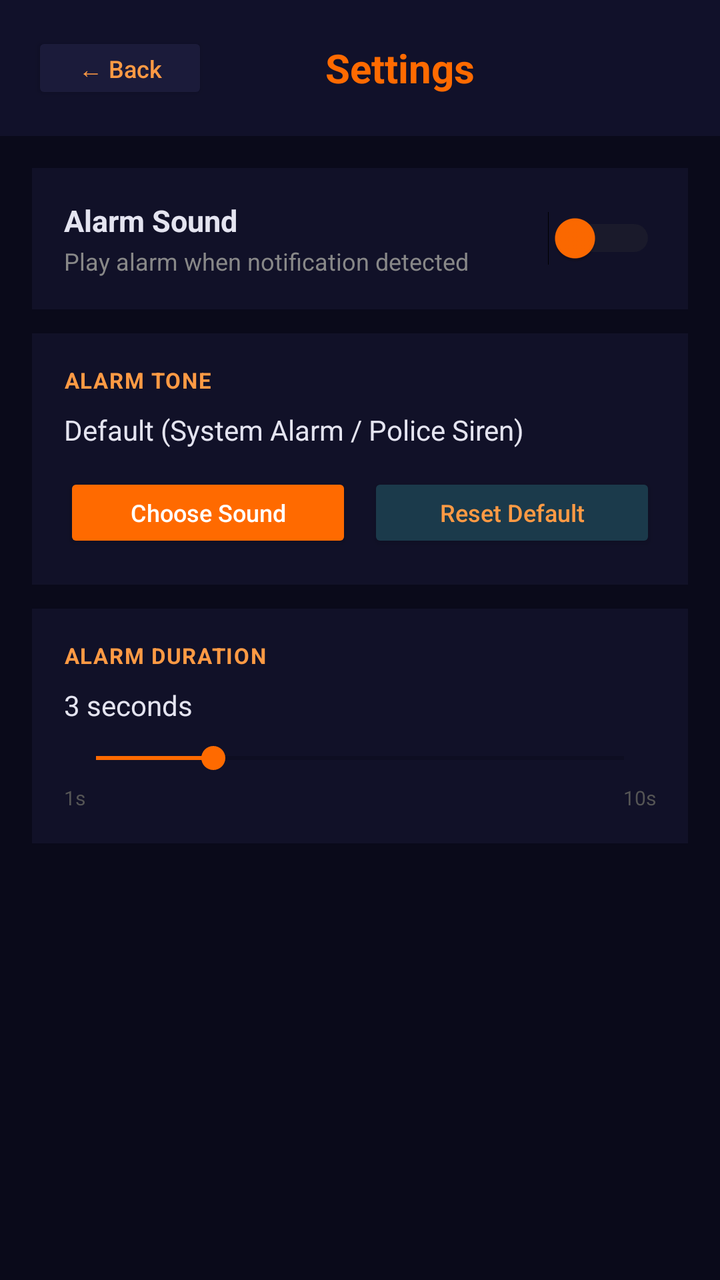
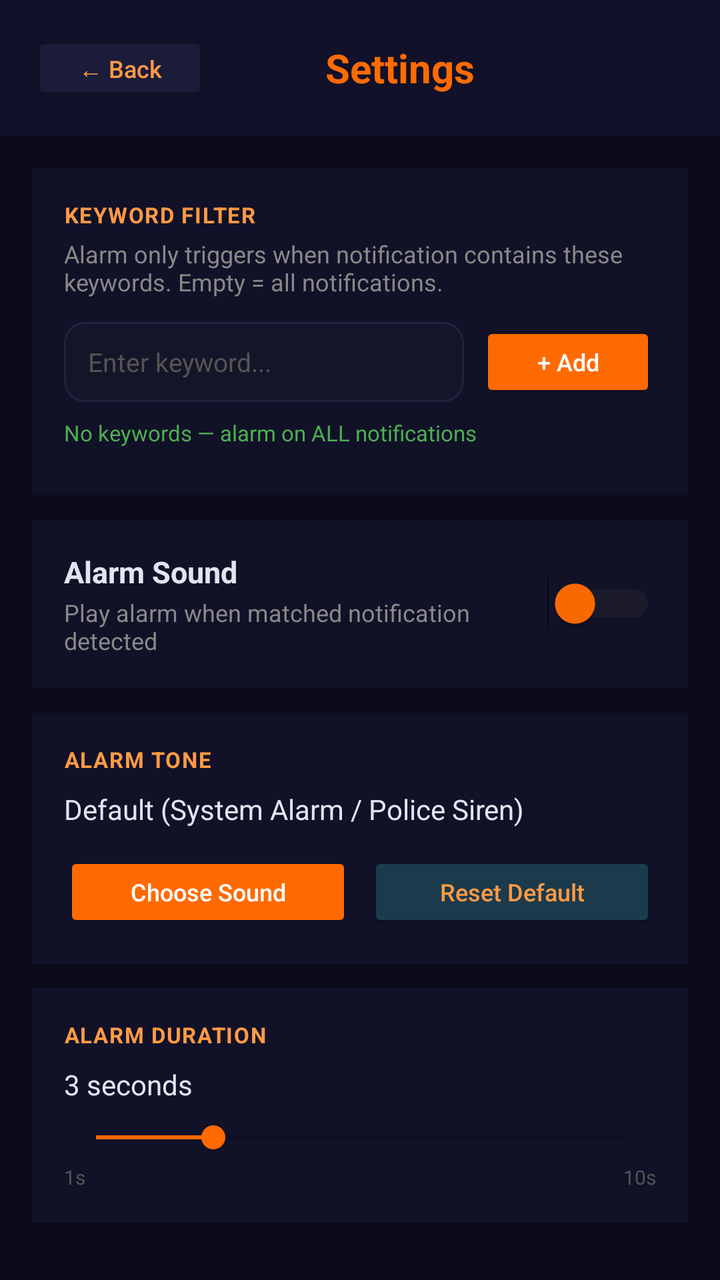

Two renders of the same Android screen: before a commit and after it. Below are the layout's source before the change and the commit's diff.
<!-- AndroidManifest.xml: application theme AppTheme -->
<!-- res/layout/activity_settings.xml -->
<?xml version="1.0" encoding="utf-8"?>
<LinearLayout xmlns:android="http://schemas.android.com/apk/res/android"
    android:layout_width="match_parent"
    android:layout_height="match_parent"
    android:orientation="vertical"
    android:background="#0A0A1A">

    
    <LinearLayout
        android:layout_width="match_parent"
        android:layout_height="wrap_content"
        android:orientation="horizontal"
        android:gravity="center_vertical"
        android:padding="16dp"
        android:background="#11112A">

        <Button
            android:id="@+id/btnBack"
            android:layout_width="wrap_content"
            android:layout_height="36dp"
            android:text="← Back"
            android:textSize="12sp"
            android:textAllCaps="false"
            android:backgroundTint="#1B1B3A"
            android:textColor="#FF9A44"
            android:paddingStart="12dp"
            android:paddingEnd="12dp" />

        <TextView
            android:layout_width="0dp"
            android:layout_height="wrap_content"
            android:layout_weight="1"
            android:text="Settings"
            android:textSize="20sp"
            android:textStyle="bold"
            android:textColor="#FF6A00"
            android:gravity="center"
            android:layout_marginEnd="48dp" />
    </LinearLayout>

    <ScrollView
        android:layout_width="match_parent"
        android:layout_height="match_parent"
        android:padding="16dp">

        <LinearLayout
            android:layout_width="match_parent"
            android:layout_height="wrap_content"
            android:orientation="vertical">

            
            <LinearLayout
                android:layout_width="match_parent"
                android:layout_height="wrap_content"
                android:orientation="horizontal"
                android:gravity="center_vertical"
                android:background="#111128"
                android:padding="16dp"
                android:layout_marginBottom="12dp">

                <LinearLayout
                    android:layout_width="0dp"
                    android:layout_height="wrap_content"
                    android:layout_weight="1"
                    android:orientation="vertical">

                    <TextView
                        android:layout_width="wrap_content"
                        android:layout_height="wrap_content"
                        android:text="Alarm Sound"
                        android:textSize="15sp"
                        android:textStyle="bold"
                        android:textColor="#E4E4F0" />

                    <TextView
                        android:layout_width="wrap_content"
                        android:layout_height="wrap_content"
                        android:text="Play alarm when notification detected"
                        android:textSize="12sp"
                        android:textColor="#888888"
                        android:layout_marginTop="2dp" />
                </LinearLayout>

                <Switch
                    android:id="@+id/switchAlarm"
                    android:layout_width="wrap_content"
                    android:layout_height="wrap_content"
                    android:thumbTint="#FF6A00"
                    android:trackTint="#333333" />
            </LinearLayout>

            
            <LinearLayout
                android:layout_width="match_parent"
                android:layout_height="wrap_content"
                android:orientation="vertical"
                android:background="#111128"
                android:padding="16dp"
                android:layout_marginBottom="12dp">

                <TextView
                    android:layout_width="wrap_content"
                    android:layout_height="wrap_content"
                    android:text="ALARM TONE"
                    android:textSize="11sp"
                    android:textStyle="bold"
                    android:textColor="#FF9A44"
                    android:letterSpacing="0.05" />

                <TextView
                    android:id="@+id/tvAlarmName"
                    android:layout_width="match_parent"
                    android:layout_height="wrap_content"
                    android:text="Default (System Alarm / Police Siren)"
                    android:textSize="14sp"
                    android:textColor="#E4E4F0"
                    android:layout_marginTop="8dp" />

                <LinearLayout
                    android:layout_width="match_parent"
                    android:layout_height="wrap_content"
                    android:orientation="horizontal"
                    android:layout_marginTop="12dp">

                    <Button
                        android:id="@+id/btnPickAlarm"
                        android:layout_width="0dp"
                        android:layout_height="40dp"
                        android:layout_weight="1"
                        android:text="Choose Sound"
                        android:textSize="12sp"
                        android:textAllCaps="false"
                        android:backgroundTint="#FF6A00"
                        android:textColor="#FFFFFF"
                        android:layout_marginEnd="8dp" />

                    <Button
                        android:id="@+id/btnDefault"
                        android:layout_width="0dp"
                        android:layout_height="40dp"
                        android:layout_weight="1"
                        android:text="Reset Default"
                        android:textSize="12sp"
                        android:textAllCaps="false"
                        android:backgroundTint="#1B3A4B"
                        android:textColor="#FF9A44" />
                </LinearLayout>
            </LinearLayout>

            
            <LinearLayout
                android:layout_width="match_parent"
                android:layout_height="wrap_content"
                android:orientation="vertical"
                android:background="#111128"
                android:padding="16dp"
                android:layout_marginBottom="12dp">

                <TextView
                    android:layout_width="wrap_content"
                    android:layout_height="wrap_content"
                    android:text="ALARM DURATION"
                    android:textSize="11sp"
                    android:textStyle="bold"
                    android:textColor="#FF9A44"
                    android:letterSpacing="0.05" />

                <TextView
                    android:id="@+id/tvDuration"
                    android:layout_width="wrap_content"
                    android:layout_height="wrap_content"
                    android:text="3 seconds"
                    android:textSize="14sp"
                    android:textColor="#E4E4F0"
                    android:layout_marginTop="8dp" />

                <SeekBar
                    android:id="@+id/seekDuration"
                    android:layout_width="match_parent"
                    android:layout_height="wrap_content"
                    android:min="1"
                    android:max="10"
                    android:progress="3"
                    android:progressTint="#FF6A00"
                    android:thumbTint="#FF6A00"
                    android:layout_marginTop="8dp" />

                <LinearLayout
                    android:layout_width="match_parent"
                    android:layout_height="wrap_content"
                    android:orientation="horizontal"
                    android:layout_marginTop="4dp">

                    <TextView
                        android:layout_width="0dp"
                        android:layout_height="wrap_content"
                        android:layout_weight="1"
                        android:text="1s"
                        android:textSize="10sp"
                        android:textColor="#555555" />

                    <TextView
                        android:layout_width="0dp"
                        android:layout_height="wrap_content"
                        android:layout_weight="1"
                        android:text="10s"
                        android:textSize="10sp"
                        android:textColor="#555555"
                        android:gravity="end" />
                </LinearLayout>
            </LinearLayout>

        </LinearLayout>
    </ScrollView>
</LinearLayout>
<!-- resources referenced by this layout -->
<resources>
  <style name="AppTheme" parent="Theme.MaterialComponents.DayNight.NoActionBar">
          <item name="colorPrimary">#FF6A00</item>
          <item name="colorPrimaryDark">#0A0A1A</item>
          <item name="colorAccent">#FF9A44</item>
          <item name="android:windowBackground">#0A0A1A</item>
          <item name="android:statusBarColor">#0A0A1A</item>
          <item name="android:navigationBarColor">#0A0A1A</item>
      </style>
</resources>

<!-- the commit's change to res/layout/activity_settings.xml (unified diff, before → after) -->
@@ -52,6 +52,101 @@
             <LinearLayout
                 android:layout_width="match_parent"
                 android:layout_height="wrap_content"
+                android:orientation="vertical"
+                android:background="#111128"
+                android:padding="16dp"
+                android:layout_marginBottom="12dp">
+
+                <TextView
+                    android:layout_width="wrap_content"
+                    android:layout_height="wrap_content"
+                    android:text="KEYWORD FILTER"
+                    android:textSize="11sp"
+                    android:textStyle="bold"
+                    android:textColor="#FF9A44"
+                    android:letterSpacing="0.05" />
+
+                <TextView
+                    android:layout_width="wrap_content"
+                    android:layout_height="wrap_content"
+                    android:text="Alarm only triggers when notification contains these keywords. Empty = all notifications."
+                    android:textSize="12sp"
+                    android:textColor="#888888"
+                    android:layout_marginTop="4dp" />
+
+                
+                <LinearLayout
+                    android:layout_width="match_parent"
+                    android:layout_height="wrap_content"
+                    android:orientation="horizontal"
+                    android:gravity="center_vertical"
+                    android:layout_marginTop="12dp">
+
+                    <EditText
+                        android:id="@+id/etKeyword"
+                        android:layout_width="0dp"
+                        android:layout_height="40dp"
+                        android:layout_weight="1"
+                        android:hint="Enter keyword..."
+                        android:textSize="13sp"
+                        android:textColor="#E4E4F0"
+                        android:textColorHint="#555555"
+                        android:background="@drawable/search_bg"
+                        android:paddingStart="12dp"
+                        android:paddingEnd="12dp"
+                        android:singleLine="true"
+                        android:imeOptions="actionDone"
+                        android:layout_marginEnd="8dp" />
+
+                    <Button
+                        android:id="@+id/btnAddKeyword"
+                        android:layout_width="wrap_content"
+                        android:layout_height="40dp"
+                        android:text="+ Add"
+                        android:textSize="12sp"
+                        android:textAllCaps="false"
+                        android:backgroundTint="#FF6A00"
+                        android:textColor="#FFFFFF"
+                        android:paddingStart="16dp"
+                        android:paddingEnd="16dp" />
+                </LinearLayout>
+
+                
+                <TextView
+                    android:id="@+id/tvKeywordCount"
+                    android:layout_width="wrap_content"
+                    android:layout_height="wrap_content"
+                    android:text="No keywords — alarm on ALL notifications"
+                    android:textSize="11sp"
+                    android:textColor="#4CAF50"
+                    android:layout_marginTop="8dp" />
+
+                
+                <LinearLayout
+                    android:id="@+id/keywordContainer"
+                    android:layout_width="match_parent"
+                    android:layout_height="wrap_content"
+                    android:orientation="vertical"
+                    android:layout_marginTop="8dp" />
+
+                
+                <Button
+                    android:id="@+id/btnClearKeywords"
+                    android:layout_width="match_parent"
+                    android:layout_height="36dp"
+                    android:text="Clear All Keywords"
+                    android:textSize="11sp"
+                    android:textAllCaps="false"
+                    android:backgroundTint="#2A1515"
+                    android:textColor="#FF5252"
+                    android:layout_marginTop="8dp"
+                    android:visibility="gone" />
+            </LinearLayout>
+
+            
+            <LinearLayout
+                android:layout_width="match_parent"
+                android:layout_height="wrap_content"
                 android:orientation="horizontal"
                 android:gravity="center_vertical"
                 android:background="#111128"
@@ -75,7 +170,7 @@
                     <TextView
                         android:layout_width="wrap_content"
                         android:layout_height="wrap_content"
-                        android:text="Play alarm when notification detected"
+                        android:text="Play alarm when matched notification detected"
                         android:textSize="12sp"
                         android:textColor="#888888"
                         android:layout_marginTop="2dp" />
<!-- resource entries referenced after the edit -->
@@ -1,5 +1,13 @@
 <!-- resources referenced by this layout -->
 <resources>
+  <!-- drawable search_bg (drawable) -->
+  <?xml version="1.0" encoding="utf-8"?>
+  <shape xmlns:android="http://schemas.android.com/apk/res/android"
+      android:shape="rectangle">
+      <solid android:color="#15152A" />
+      <corners android:radius="10dp" />
+      <stroke android:width="1dp" android:color="#222240" />
+  </shape>
   <style name="AppTheme" parent="Theme.MaterialComponents.DayNight.NoActionBar">
           <item name="colorPrimary">#FF6A00</item>
           <item name="colorPrimaryDark">#0A0A1A</item>
